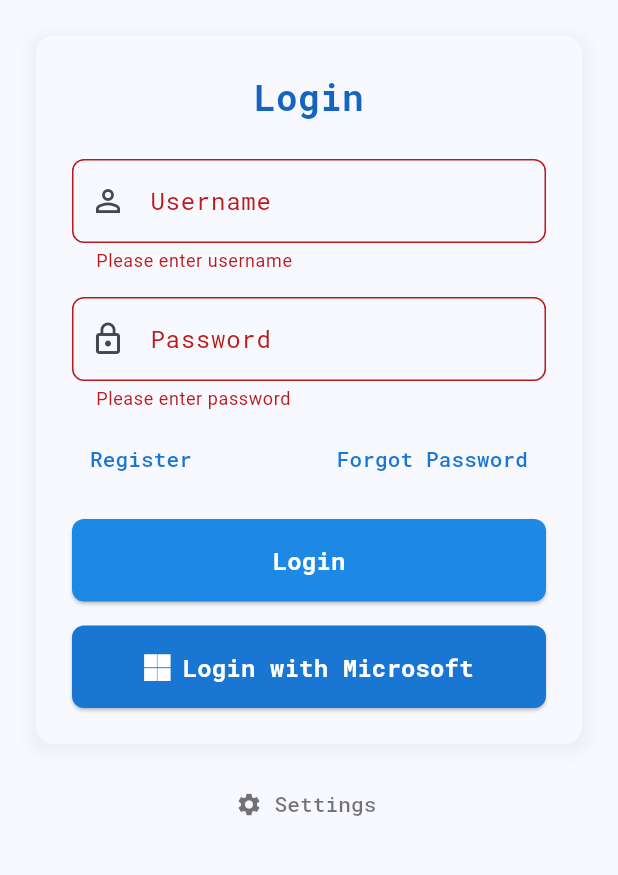
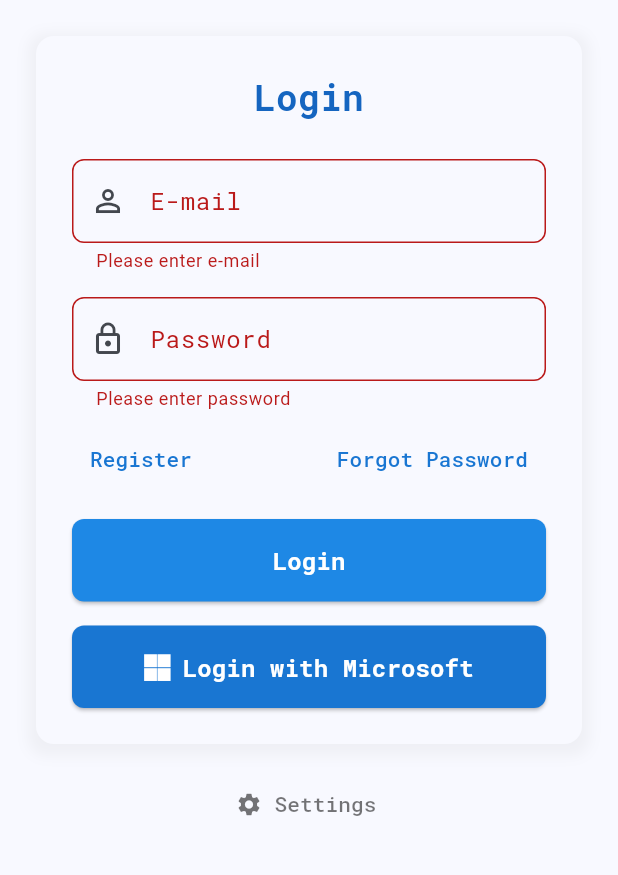
Before and after one commit to thiagoloureiro/AlertHawk.Mobile, a Flutter app: the screen it shows after launch, after a tap on "Login", on a phone screen of 412 x 824 dp, the part 336-1211 px from its top. Run offline on Flutter 3.47's test engine with Material 3 defaults, Android fonts, the phone set to English and light mode, and no system bars; our stand-ins replace fl_chart, flutter_dotenv, font_awesome_flutter, google_fonts, shared_preferences; missing offline and left inert: aad_oauth, mobile_scanner, pushy_flutter; network calls fail.

Commit message:
login screen modification/registration

```diff
--- a/lib/main.dart
+++ b/lib/main.dart
@@ -81,6 +81,7 @@ class MyApp extends StatelessWidget {
           navigatorKey: navigatorKey,
           title: 'AlertHawk',
           theme: themeProvider.theme,
+          debugShowCheckedModeBanner: false,
           home: isAuthenticated ? const WelcomeScreen() : const LoginScreen(),
           routes: {
             '/login': (context) => const LoginScreen(),
--- a/lib/screens/login_screen.dart
+++ b/lib/screens/login_screen.dart
@@ -112,7 +112,7 @@ class _LoginScreenState extends State<LoginScreen> {
                           controller: _usernameController,
                           style: GoogleFonts.robotoMono(),
                           decoration: InputDecoration(
-                            labelText: 'Username',
+                            labelText: 'E-mail',
                             labelStyle: GoogleFonts.robotoMono(),
                             border: OutlineInputBorder(
                               borderRadius: BorderRadius.circular(8),
@@ -124,7 +124,7 @@ class _LoginScreenState extends State<LoginScreen> {
                           ),
                           validator: (value) {
                             if (value?.isEmpty ?? true) {
-                              return 'Please enter username';
+                              return 'Please enter e-mail';
                             }
                             return null;
                           },
@@ -338,12 +338,25 @@ class _LoginScreenState extends State<LoginScreen> {
                 children: [
                   TextFormField(
                     controller: usernameController,
-                    decoration: const InputDecoration(labelText: 'Username'),
+                    decoration: const InputDecoration(labelText: 'Name'),
                     validator: (value) {
                       if (value?.isEmpty ?? true)
-                        return 'Please enter username';
+                        return 'Please enter your name';
                       if ((value?.length ?? 0) < 3)
-                        return 'Username must be at least 3 characters';
+                        return 'Name must be at least 3 characters';
+                      return null;
+                    },
+                  ),
+                  TextFormField(
+                    controller: emailController,
+                    decoration:
+                        const InputDecoration(labelText: 'Email Address'),
+                    validator: (value) {
+                      if (value?.isEmpty ?? true) return 'Please enter email';
+                      if (!RegExp(r'^[\w-\.]+@([\w-]+\.)+[\w-]{2,4}$')
+                          .hasMatch(value!)) {
+                        return 'Please enter a valid email';
+                      }
                       return null;
                     },
                   ),
@@ -371,19 +384,6 @@ class _LoginScreenState extends State<LoginScreen> {
                         return 'Password must be at least 6 characters';
                       if (value != passwordController.text)
                         return 'Passwords do not match';
-                      return null;
-                    },
-                  ),
-                  TextFormField(
-                    controller: emailController,
-                    decoration:
-                        const InputDecoration(labelText: 'Email Address'),
-                    validator: (value) {
-                      if (value?.isEmpty ?? true) return 'Please enter email';
-                      if (!RegExp(r'^[\w-\.]+@([\w-]+\.)+[\w-]{2,4}$')
-                          .hasMatch(value!)) {
-                        return 'Please enter a valid email';
-                      }
                       return null;
                     },
                   ),
@@ -434,6 +434,7 @@ class _LoginScreenState extends State<LoginScreen> {
                             );
                           }
                         } catch (e) {
+                          print(e.toString());
                           ScaffoldMessenger.of(context).showSnackBar(
                             const SnackBar(
                               content: Text('Network error occurred'),
```
